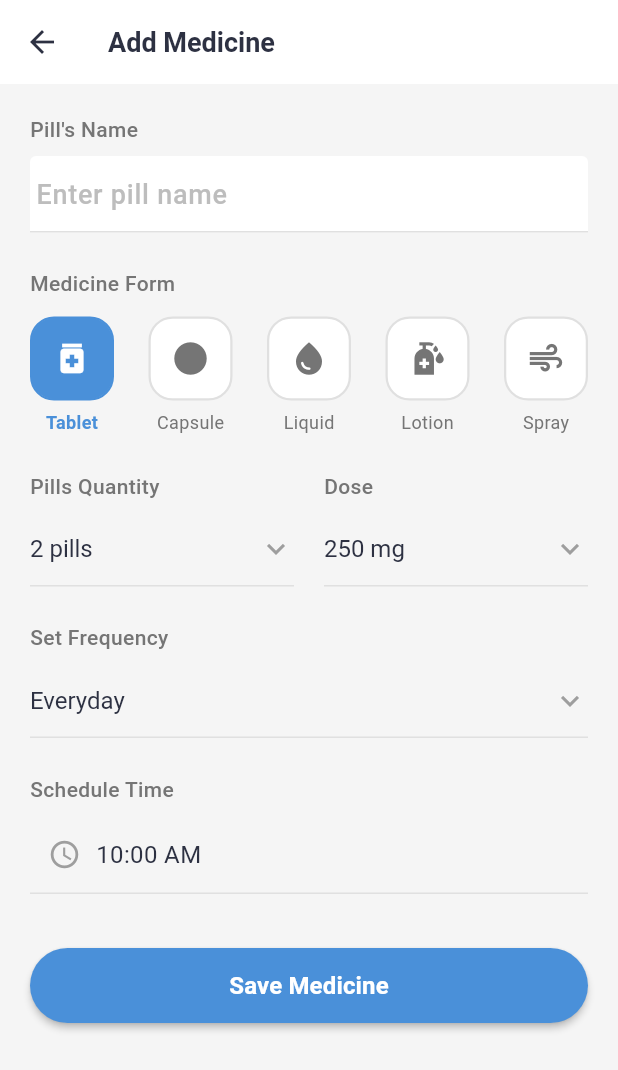
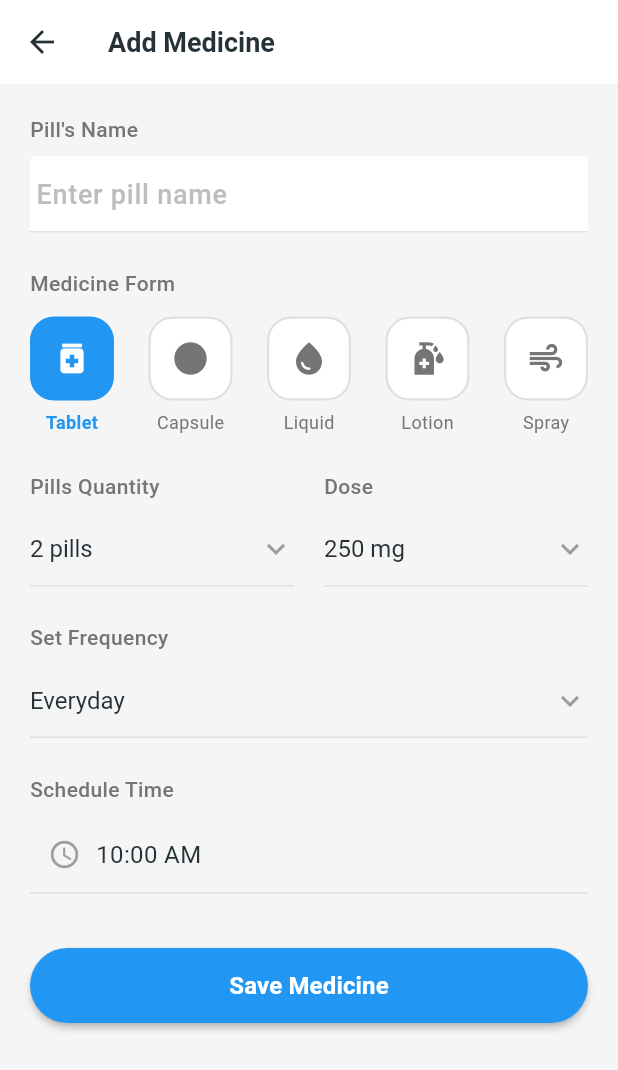
Before and after one commit to KingRishad/MediTrak, a Flutter app: the screen it shows after launch, after a tap on "Login", after a tap on "Add Med", on a phone screen of 412 x 824 dp. Shown: the top 1070 px of the screen. Run offline on Flutter 3.47's test engine with Material 3 defaults, Android fonts, the phone set to English and light mode, and no system bars.

Commit message:
Color code updated

```diff
--- a/lib/add_medicine_screen.dart
+++ b/lib/add_medicine_screen.dart
@@ -85,10 +85,10 @@ class _AddMedicineScreenState extends State<AddMedicineScreen> {
             width: 56,
             height: 56,
             decoration: BoxDecoration(
-              color: isSelected ? const Color(0xFF4A90D9) : Colors.white,
+              color: isSelected ? Colors.blue : Colors.white,
               borderRadius: BorderRadius.circular(16),
               border: Border.all(
-                color: isSelected ? const Color(0xFF4A90D9) : Colors.grey[300]!,
+                color: isSelected ? Colors.blue : Colors.grey[300]!,
                 width: 1.5,
               ),
             ),
@@ -103,7 +103,7 @@ class _AddMedicineScreenState extends State<AddMedicineScreen> {
             form,
             style: TextStyle(
               fontSize: 12,
-              color: isSelected ? const Color(0xFF4A90D9) : Colors.grey[600],
+              color: isSelected ? Colors.blue : Colors.grey[600],
               fontWeight: isSelected ? FontWeight.w600 : FontWeight.normal,
             ),
           ),
@@ -115,18 +115,18 @@ class _AddMedicineScreenState extends State<AddMedicineScreen> {
   @override
   Widget build(BuildContext context) {
     return Scaffold(
-      backgroundColor: const Color(0xFFF5F5F5),
+      backgroundColor: Colors.grey.shade100,
       appBar: AppBar(
         backgroundColor: Colors.white,
         elevation: 0,
         leading: IconButton(
-          icon: const Icon(Icons.arrow_back, color: Color(0xFF2D3142)),
+          icon: Icon(Icons.arrow_back, color: Colors.blueGrey.shade900),
           onPressed: () => Navigator.pop(context),
         ),
-        title: const Text(
+        title: Text(
           'Add Medicine',
           style: TextStyle(
-            color: Color(0xFF2D3142),
+            color: Colors.blueGrey.shade900,
             fontSize: 18,
             fontWeight: FontWeight.w600,
           ),
@@ -157,14 +157,14 @@ class _AddMedicineScreenState extends State<AddMedicineScreen> {
                   borderSide: BorderSide(color: Colors.grey[300]!),
                 ),
                 focusedBorder: const UnderlineInputBorder(
-                  borderSide: BorderSide(color: Color(0xFF4A90D9)),
+                  borderSide: BorderSide(color: Colors.blue),
                 ),
                 contentPadding: const EdgeInsets.symmetric(horizontal: 0, vertical: 12),
               ),
-              style: const TextStyle(
+              style: TextStyle(
                 fontSize: 18,
                 fontWeight: FontWeight.w500,
-                color: Color(0xFF2D3142),
+                color: Colors.blueGrey.shade900,
               ),
             ),
             const SizedBox(height: 24),
@@ -206,7 +206,7 @@ class _AddMedicineScreenState extends State<AddMedicineScreen> {
                             value: selectedQuantity,
                             isExpanded: true,
                             icon: Icon(Icons.keyboard_arrow_down, color: Colors.grey[500]),
-                            style: const TextStyle(fontSize: 16, color: Color(0xFF2D3142)),
+                            style: TextStyle(fontSize: 16, color: Colors.blueGrey.shade900),
                             items: List.generate(quantityOptions.length, (i) {
                               return DropdownMenuItem<String>(
                                 value: quantityOptions[i],
@@ -245,7 +245,7 @@ class _AddMedicineScreenState extends State<AddMedicineScreen> {
                             value: selectedDose,
                             isExpanded: true,
                             icon: Icon(Icons.keyboard_arrow_down, color: Colors.grey[500]),
-                            style: const TextStyle(fontSize: 16, color: Color(0xFF2D3142)),
+                            style: TextStyle(fontSize: 16, color: Colors.blueGrey.shade900),
                             items: List.generate(doseOptions.length, (i) {
                               return DropdownMenuItem<String>(
                                 value: doseOptions[i],
@@ -283,7 +283,7 @@ class _AddMedicineScreenState extends State<AddMedicineScreen> {
                   value: selectedFrequency,
                   isExpanded: true,
                   icon: Icon(Icons.keyboard_arrow_down, color: Colors.grey[500]),
-                  style: const TextStyle(fontSize: 16, color: Color(0xFF2D3142)),
+                  style: TextStyle(fontSize: 16, color: Colors.blueGrey.shade900),
                   items: List.generate(frequencyOptions.length, (i) {
                     return DropdownMenuItem<String>(
                       value: frequencyOptions[i],
@@ -322,7 +322,7 @@ class _AddMedicineScreenState extends State<AddMedicineScreen> {
                     const SizedBox(width: 10),
                     Text(
                       formatTime(selectedTime),
-                      style: const TextStyle(fontSize: 16, color: Color(0xFF2D3142)),
+                      style: TextStyle(fontSize: 16, color: Colors.blueGrey.shade900),
                     ),
                   ],
                 ),
@@ -336,7 +336,7 @@ class _AddMedicineScreenState extends State<AddMedicineScreen> {
               child: ElevatedButton(
                 onPressed: saveMedicine,
                 style: ElevatedButton.styleFrom(
-                  backgroundColor: const Color(0xFF4A90D9),
+                  backgroundColor: Colors.blue,
                   shape: RoundedRectangleBorder(
                     borderRadius: BorderRadius.circular(25),
                   ),
--- a/lib/home_page.dart
+++ b/lib/home_page.dart
@@ -51,7 +51,7 @@ class HomePageState extends State<HomePage> {
             });
           },
           backgroundColor: Colors.white,
-          selectedItemColor: const Color(0xFF4A90D9),
+          selectedItemColor: Colors.blue,
           unselectedItemColor: Colors.grey,
           elevation: 0,
           items: const [
--- a/lib/login_screen.dart
+++ b/lib/login_screen.dart
@@ -22,7 +22,7 @@ class _LoginScreenState extends State<LoginScreen> {
   @override
   Widget build(BuildContext context) {
     return Scaffold(
-      backgroundColor: const Color(0xFFF5F5F5),
+      backgroundColor: Colors.grey.shade100,
       body: SafeArea(
         child: Center(
           child: SingleChildScrollView(
@@ -34,7 +34,7 @@ class _LoginScreenState extends State<LoginScreen> {
                   width: 80,
                   height: 80,
                   decoration: BoxDecoration(
-                    color: const Color(0xFF4A90D9),
+                    color: Colors.blue,
                     borderRadius: BorderRadius.circular(20),
                   ),
                   child: const Icon(
@@ -44,12 +44,12 @@ class _LoginScreenState extends State<LoginScreen> {
                   ),
                 ),
                 const SizedBox(height: 20),
-                const Text(
+                Text(
                   'MediTrack',
                   style: TextStyle(
                     fontSize: 28,
                     fontWeight: FontWeight.bold,
-                    color: Color(0xFF2D3142),
+                    color: Colors.blueGrey.shade900,
                   ),
                 ),
                 const SizedBox(height: 8),
@@ -79,7 +79,7 @@ class _LoginScreenState extends State<LoginScreen> {
                     ),
                     focusedBorder: OutlineInputBorder(
                       borderRadius: BorderRadius.circular(12),
-                      borderSide: const BorderSide(color: Color(0xFF4A90D9)),
+                      borderSide: const BorderSide(color: Colors.blue),
                     ),
                   ),
                 ),
@@ -103,7 +103,7 @@ class _LoginScreenState extends State<LoginScreen> {
                     ),
                     focusedBorder: OutlineInputBorder(
                       borderRadius: BorderRadius.circular(12),
-                      borderSide: const BorderSide(color: Color(0xFF4A90D9)),
+                      borderSide: const BorderSide(color: Colors.blue),
                     ),
                   ),
                 ),
@@ -114,7 +114,7 @@ class _LoginScreenState extends State<LoginScreen> {
                   child: ElevatedButton(
                     onPressed: login,
                     style: ElevatedButton.styleFrom(
-                      backgroundColor: const Color(0xFF4A90D9),
+                      backgroundColor: Colors.blue,
                       shape: RoundedRectangleBorder(
                         borderRadius: BorderRadius.circular(25),
                       ),
--- a/lib/main.dart
+++ b/lib/main.dart
@@ -13,7 +13,7 @@ class MediTrack extends StatelessWidget {
     return MaterialApp(
       debugShowCheckedModeBanner: false,
       theme: ThemeData(
-        scaffoldBackgroundColor: const Color(0xFFF5F5F5),
+        scaffoldBackgroundColor: Colors.grey.shade100,
         fontFamily: 'Roboto',
       ),
       home: const LoginScreen(),
--- a/lib/today_screen.dart
+++ b/lib/today_screen.dart
@@ -23,12 +23,12 @@ class _TodayScreenState extends State<TodayScreen> {
   }
 
   Color getFormColor(String form) {
-    if (form == 'Tablet') return const Color(0xFF4A90D9);
-    if (form == 'Capsule') return const Color(0xFFE57373);
-    if (form == 'Liquid') return const Color(0xFF81C784);
-    if (form == 'Lotion') return const Color(0xFFFFB74D);
-    if (form == 'Spray') return const Color(0xFF9575CD);
-    return const Color(0xFF4A90D9);
+    if (form == 'Tablet') return Colors.blue;
+    if (form == 'Capsule') return Colors.red.shade300;
+    if (form == 'Liquid') return Colors.green.shade300;
+    if (form == 'Lotion') return Colors.orange.shade300;
+    if (form == 'Spray') return Colors.deepPurple.shade300;
+    return Colors.blue;
   }
 
   void openAddMedicineScreen() async {
@@ -64,12 +64,12 @@ class _TodayScreenState extends State<TodayScreen> {
             child: Row(
               mainAxisAlignment: MainAxisAlignment.spaceBetween,
               children: [
-                const Text(
+                Text(
                   'Today Medicine',
                   style: TextStyle(
                     fontSize: 22,
                     fontWeight: FontWeight.bold,
-                    color: Color(0xFF2D3142),
+                    color: Colors.blueGrey.shade900,
                   ),
                 ),
                 Row(
@@ -101,7 +101,7 @@ class _TodayScreenState extends State<TodayScreen> {
                       dayNames[index],
                       style: TextStyle(
                         fontSize: 12,
-                        color: isToday ? const Color(0xFF4A90D9) : Colors.grey[500],
+                        color: isToday ? Colors.blue : Colors.grey[500],
                         fontWeight: isToday ? FontWeight.bold : FontWeight.normal,
                       ),
                     ),
@@ -110,7 +110,7 @@ class _TodayScreenState extends State<TodayScreen> {
                       width: 36,
                       height: 36,
                       decoration: BoxDecoration(
-                        color: isToday ? const Color(0xFF4A90D9) : Colors.transparent,
+                        color: isToday ? Colors.blue : Colors.transparent,
                         borderRadius: BorderRadius.circular(18),
                       ),
                       child: Center(
@@ -119,7 +119,7 @@ class _TodayScreenState extends State<TodayScreen> {
                           style: TextStyle(
                             fontSize: 14,
                             fontWeight: FontWeight.w600,
-                            color: isToday ? Colors.white : const Color(0xFF2D3142),
+                            color: isToday ? Colors.white : Colors.blueGrey.shade900,
                           ),
                         ),
                       ),
@@ -198,7 +198,7 @@ class _TodayScreenState extends State<TodayScreen> {
                                       style: TextStyle(
                                         fontSize: 16,
                                         fontWeight: FontWeight.w600,
-                                        color: const Color(0xFF2D3142),
+                                        color: Colors.blueGrey.shade900,
                                         decoration: med.taken ? TextDecoration.lineThrough : TextDecoration.none,
                                       ),
                                     ),
@@ -226,7 +226,7 @@ class _TodayScreenState extends State<TodayScreen> {
                                 onTap: () => toggleTaken(index),
                                 child: Icon(
                                   med.taken ? Icons.check_circle : Icons.check_circle_outline,
-                                  color: med.taken ? const Color(0xFF4CAF50) : Colors.grey[400],
+                                  color: med.taken ? Colors.green : Colors.grey[400],
                                   size: 28,
                                 ),
                               ),
@@ -254,7 +254,7 @@ class _TodayScreenState extends State<TodayScreen> {
                   ),
                 ),
                 style: ElevatedButton.styleFrom(
-                  backgroundColor: const Color(0xFF4A90D9),
+                  backgroundColor: Colors.blue,
                   shape: RoundedRectangleBorder(
                     borderRadius: BorderRadius.circular(25),
                   ),
```
Also changed, not shown: lib/profile_screen.dart (+9 -9 lines), lib/progress_screen.dart (+10 -10 lines).
